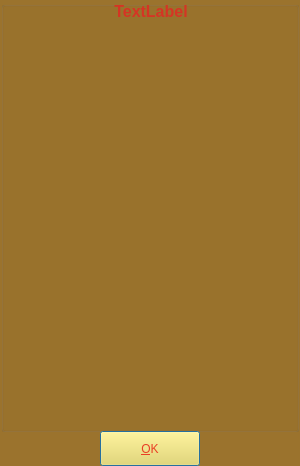
Old version of the form about.ui in the repository ManfredDings/MAP6.
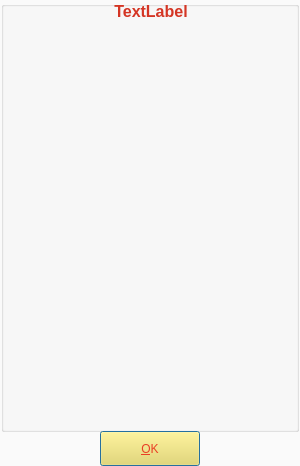
New version of the form.

What changed in the file:
```diff
--- a/about.ui
+++ b/about.ui
@@ -70,9 +70,9 @@
      <colorrole role="Window">
       <brush brushstyle="SolidPattern">
        <color alpha="255">
-        <red>155</red>
-        <green>115</green>
-        <blue>45</blue>
+        <red>250</red>
+        <green>250</green>
+        <blue>250</blue>
        </color>
       </brush>
      </colorrole>
@@ -117,9 +117,9 @@
      <colorrole role="Window">
       <brush brushstyle="SolidPattern">
        <color alpha="255">
-        <red>155</red>
-        <green>115</green>
-        <blue>45</blue>
+        <red>250</red>
+        <green>250</green>
+        <blue>250</blue>
        </color>
       </brush>
      </colorrole>
@@ -146,18 +146,18 @@
      <colorrole role="Base">
       <brush brushstyle="SolidPattern">
        <color alpha="255">
-        <red>155</red>
-        <green>115</green>
-        <blue>45</blue>
+        <red>250</red>
+        <green>250</green>
+        <blue>250</blue>
        </color>
       </brush>
      </colorrole>
      <colorrole role="Window">
       <brush brushstyle="SolidPattern">
        <color alpha="255">
-        <red>155</red>
-        <green>115</green>
-        <blue>45</blue>
+        <red>250</red>
+        <green>250</green>
+        <blue>250</blue>
        </color>
       </brush>
      </colorrole>
```
